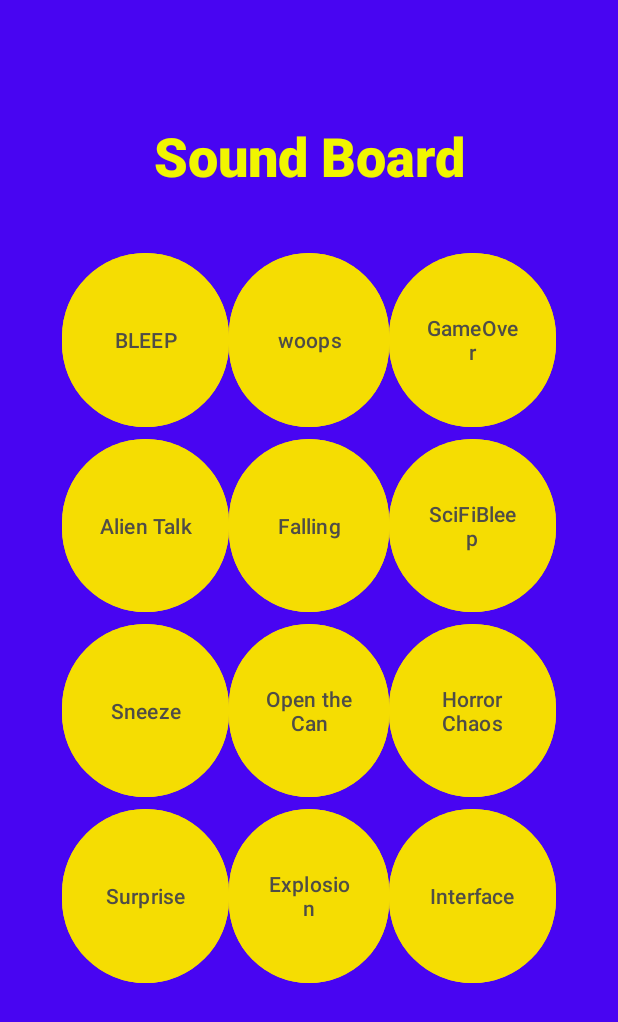
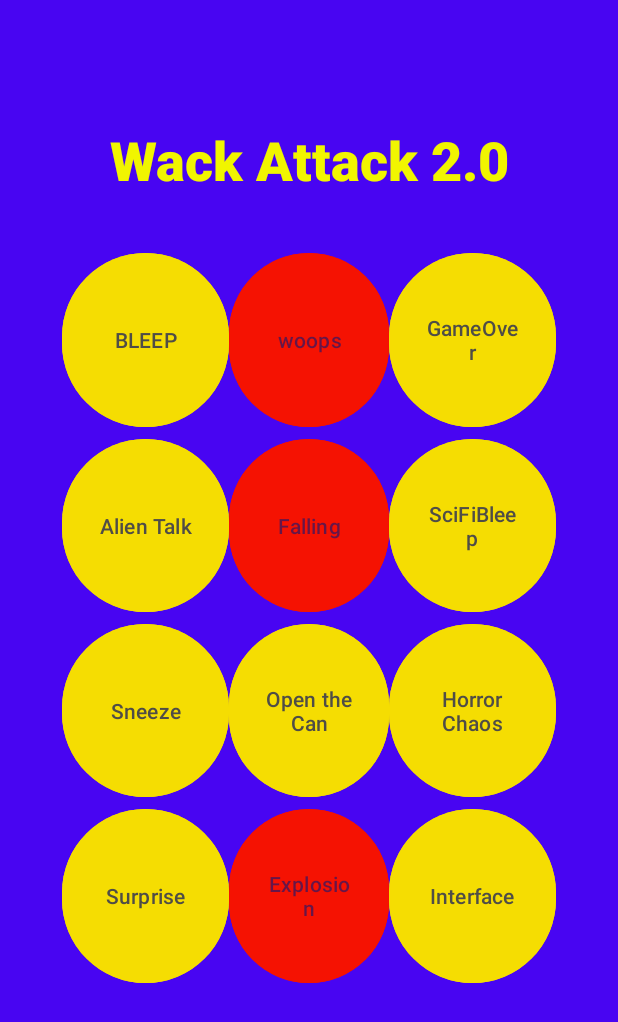
Before and after one commit to NaithanRi/SoundBoard, an Android app: the screen it shows after launch (MainActivity), on a phone screen of 412 x 824 dp. Shown: the top 1022 px of the screen. Run offline under Robolectric (Android 15) with nearby library versions, the light colour scheme and no system bars.

Commit message:
updated colors

```diff
--- a/app/src/main/res/layout/activity_main.xml
+++ b/app/src/main/res/layout/activity_main.xml
@@ -4,14 +4,14 @@
     xmlns:tools="http://schemas.android.com/tools"
     android:layout_width="match_parent"
     android:layout_height="match_parent"
-    android:background="@color/background"
+    android:background="@color/bg"
     tools:context=".MainActivity">
 
     <TextView
         android:layout_width="wrap_content"
         android:layout_height="wrap_content"
         android:fontFamily="sans-serif-black"
-        android:text="Sound Board"
+        android:text="Wack Attack 2.0"
         android:textAlignment="textStart"
         android:textAllCaps="false"
         android:textColor="@color/title_text"
@@ -40,14 +40,14 @@
         android:layout_width="wrap_content"
         android:layout_height="wrap_content"
         android:orientation="horizontal"
-        app:layout_constraintGuide_begin="42dp" />
+        app:layout_constraintGuide_percent="0.05745554" />
 
     <androidx.constraintlayout.widget.Guideline
         android:id="@+id/guideline5"
         android:layout_width="wrap_content"
         android:layout_height="wrap_content"
         android:orientation="horizontal"
-        app:layout_constraintGuide_begin="674dp" />
+        app:layout_constraintGuide_percent="0.9233926" />
 
     <androidx.constraintlayout.widget.Guideline
         android:id="@+id/guideline6"
@@ -82,10 +82,10 @@
         android:layout_width="0dp"
         android:layout_height="0dp"
         android:accessibilityLiveRegion="none"
-        android:backgroundTint="@color/button_background"
+        android:backgroundTint="@color/btn_bg1"
         android:text="Bleep"
         android:textAllCaps="true"
-        android:textColor="@color/button_text"
+        android:textColor="@color/btn_txt1"
         app:layout_constraintBottom_toTopOf="@+id/guideline7"
         app:layout_constraintEnd_toStartOf="@+id/guideline11"
         app:layout_constraintStart_toStartOf="@+id/guideline2"
@@ -96,8 +96,8 @@
         android:layout_width="0dp"
         android:layout_height="0dp"
         android:text="woops"
-        android:textColor="@color/button_text"
-        android:backgroundTint="@color/button_background"
+        android:textColor="@color/btn_txt2"
+        android:backgroundTint="@color/btn_bg2"
         app:layout_constraintBottom_toTopOf="@+id/guideline7"
         app:layout_constraintEnd_toStartOf="@+id/guideline12"
         app:layout_constraintStart_toStartOf="@+id/guideline11"
@@ -108,8 +108,8 @@
         android:layout_width="0dp"
         android:layout_height="0dp"
         android:text="GameOver"
-        android:textColor="@color/button_text"
-        android:backgroundTint="@color/button_background"
+        android:textColor="@color/btn_txt1"
+        android:backgroundTint="@color/btn_bg1"
         app:layout_constraintBottom_toTopOf="@+id/guideline7"
         app:layout_constraintEnd_toStartOf="@+id/guideline3"
         app:layout_constraintHorizontal_bias="0.395"
@@ -122,8 +122,8 @@
         android:layout_width="0dp"
         android:layout_height="0dp"
         android:text="Alien Talk"
-        android:textColor="@color/button_text"
-        android:backgroundTint="@color/button_background"
+        android:textColor="@color/btn_txt1"
+        android:backgroundTint="@color/btn_bg1"
         app:layout_constraintBottom_toTopOf="@+id/guideline8"
         app:layout_constraintEnd_toStartOf="@+id/guideline11"
         app:layout_constraintStart_toStartOf="@+id/guideline2"
@@ -134,8 +134,8 @@
         android:layout_width="0dp"
         android:layout_height="0dp"
         android:text="Falling"
-        android:textColor="@color/button_text"
-        android:backgroundTint="@color/button_background"
+        android:textColor="@color/btn_txt2"
+        android:backgroundTint="@color/btn_bg2"
         app:layout_constraintBottom_toTopOf="@+id/guideline8"
         app:layout_constraintEnd_toStartOf="@+id/guideline12"
         app:layout_constraintStart_toStartOf="@+id/guideline11"
@@ -146,8 +146,8 @@
         android:layout_width="0dp"
         android:layout_height="0dp"
         android:text="SciFiBleep"
-        android:textColor="@color/button_text"
-        android:backgroundTint="@color/button_background"
+        android:textColor="@color/btn_txt1"
+        android:backgroundTint="@color/btn_bg1"
         app:layout_constraintBottom_toTopOf="@+id/guideline8"
         app:layout_constraintEnd_toStartOf="@+id/guideline3"
         app:layout_constraintStart_toStartOf="@+id/guideline12"
@@ -158,8 +158,8 @@
         android:layout_width="0dp"
         android:layout_height="0dp"
         android:text="Sneeze"
-        android:textColor="@color/button_text"
-        android:backgroundTint="@color/button_background"
+        android:textColor="@color/btn_txt1"
+        android:backgroundTint="@color/btn_bg1"
         app:layout_constraintBottom_toTopOf="@+id/guideline9"
         app:layout_constraintEnd_toStartOf="@+id/guideline11"
         app:layout_constraintStart_toStartOf="@+id/guideline2"
@@ -171,8 +171,8 @@
         android:layout_width="0dp"
         android:layout_height="0dp"
         android:text="Horror Chaos"
-        android:textColor="@color/button_text"
-        android:backgroundTint="@color/button_background"
+        android:textColor="@color/btn_txt1"
+        android:backgroundTint="@color/btn_bg1"
         app:layout_constraintBottom_toTopOf="@+id/guideline9"
         app:layout_constraintEnd_toStartOf="@+id/guideline3"
         app:layout_constraintStart_toStartOf="@+id/guideline12"
@@ -190,8 +190,8 @@
         android:layout_width="0dp"
         android:layout_height="0dp"
         android:text="Surprise"
-        android:textColor="@color/button_text"
-        android:backgroundTint="@color/button_background"
+        android:textColor="@color/btn_txt1"
+        android:backgroundTint="@color/btn_bg1"
         app:layout_constraintBottom_toTopOf="@+id/guideline10"
         app:layout_constraintEnd_toStartOf="@+id/guideline11"
         app:layout_constraintStart_toStartOf="@+id/guideline2"
@@ -202,8 +202,8 @@
         android:layout_width="0dp"
         android:layout_height="0dp"
         android:text="Explosion"
-        android:textColor="@color/button_text"
-        android:backgroundTint="@color/button_background"
+        android:textColor="@color/btn_txt2"
+        android:backgroundTint="@color/btn_bg2"
         app:layout_constraintBottom_toTopOf="@+id/guideline10"
         app:layout_constraintEnd_toStartOf="@+id/guideline12"
         app:layout_constraintStart_toStartOf="@+id/guideline11"
@@ -214,8 +214,8 @@
         android:layout_width="0dp"
         android:layout_height="0dp"
         android:text="Interface"
-        android:textColor="@color/button_text"
-        android:backgroundTint="@color/button_background"
+        android:textColor="@color/btn_txt1"
+        android:backgroundTint="@color/btn_bg1"
         app:layout_constraintBottom_toTopOf="@+id/guideline10"
         app:layout_constraintEnd_toStartOf="@+id/guideline3"
         app:layout_constraintStart_toStartOf="@+id/guideline12"
@@ -240,8 +240,8 @@
         android:layout_width="0dp"
         android:layout_height="0dp"
         android:text="Open the Can"
-        android:textColor="@color/button_text"
-        android:backgroundTint="@color/button_background"
+        android:textColor="@color/btn_txt1"
+        android:backgroundTint="@color/btn_bg1"
         app:layout_constraintBottom_toTopOf="@+id/guideline9"
         app:layout_constraintEnd_toStartOf="@+id/guideline12"
         app:layout_constraintStart_toStartOf="@+id/guideline11"
--- a/app/src/main/res/values/colors.xml
+++ b/app/src/main/res/values/colors.xml
@@ -1,9 +1,11 @@
 <?xml version="1.0" encoding="utf-8"?>
 <resources>
-    <color name="black">#FF000000</color>
+    <color name="black">#0216f5</color>
     <color name="white">#FFFFFFFF</color>
     <color name="title_text">#f1f500</color>
-    <color name="background">#4805f2</color>
-    <color name="button_background">#f5dd02</color>
-    <color name="button_text">#4f4d47</color>
+    <color name="bg">#4805f2</color>
+    <color name="btn_bg1">#f5dd02</color>
+    <color name="btn_bg2">#f51202</color>
+    <color name="btn_txt1">#4f4d47</color>
+    <color name="btn_txt2">#661649</color>
 </resources>
```
